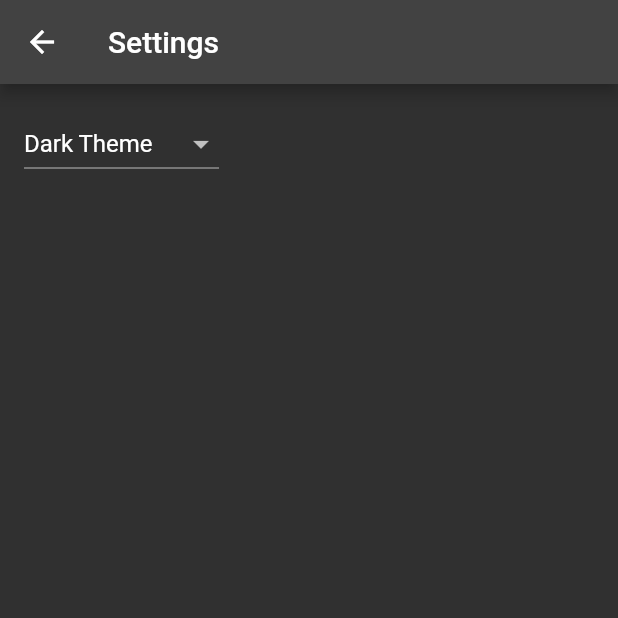
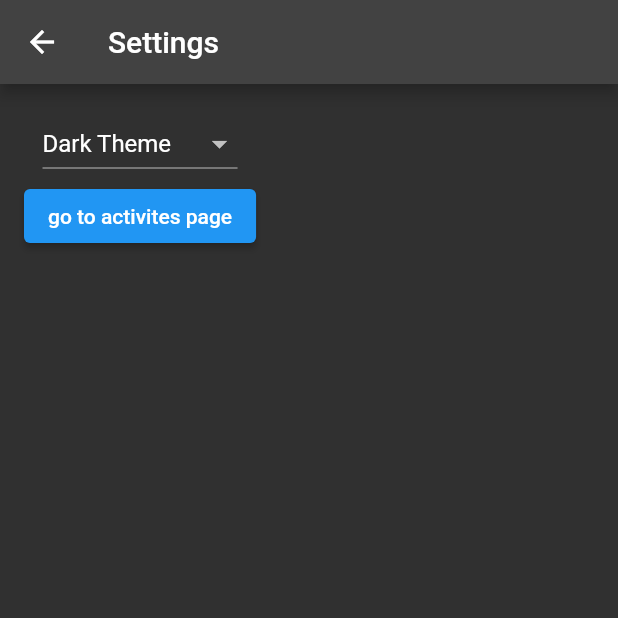
Before and after one commit to jacehalvorson/name_tbd, a Flutter app: the SettingsView screen opened by its route, on a phone screen of 412 x 824 dp, the top half of it. Run offline on Flutter 3.47's test engine with Material 2 defaults, Android fonts, the phone set to English and light mode, and no system bars; generated files the repository leaves out were written again.

Commit message:
added debug button to settings menu for activites page

```diff
--- a/lib/src/activities_page/draggable_sheet.dart
+++ b/lib/src/activities_page/draggable_sheet.dart
@@ -47,7 +47,7 @@ class _DraggableSheetState extends State<DraggableSheet> {
           children: [
             Container(
               decoration: BoxDecoration(
-                color: ThemeColor.getColor(ColorType.darkElement, Brightness.dark),
+                color: ThemeColor.getColor(ColorType.darkGray, Brightness.dark),
                 borderRadius: BorderRadius.circular(10.0),
                 boxShadow: [
                   BoxShadow(
--- a/lib/src/settings/settings_view.dart
+++ b/lib/src/settings/settings_view.dart
@@ -1,6 +1,8 @@
 import 'package:flutter/material.dart';
 
 import 'settings_controller.dart';
+
+import '../activities_page/activities.dart';
 
 /// Displays the various settings that can be customized by the user.
 ///
@@ -25,7 +27,9 @@ class SettingsView extends StatelessWidget {
         //
         // When a user selects a theme from the dropdown list, the
         // SettingsController is updated, which rebuilds the MaterialApp.
-        child: DropdownButton<ThemeMode>(
+        child: Column(
+          children: [
+            DropdownButton<ThemeMode>(
               // Read the selected themeMode from the controller
               value: controller.themeMode,
               // Call the updateThemeMode method any time the user selects a theme.
@@ -45,6 +49,17 @@ class SettingsView extends StatelessWidget {
                 )
               ],
             ),
+            ElevatedButton(
+          onPressed: () {
+            Navigator.push(
+              context,
+              MaterialPageRoute(builder: (context) => ActivitiesPage()),
+            );
+          },
+          child: Text('go to activites page'),
+        ),
+          ],
+        ),
       ),
     );
   }
```
Also changed, not shown: lib/src/activities_page/searchbar.dart (+30 -19 lines). Lines whose indentation alone changed are shown as unchanged.
